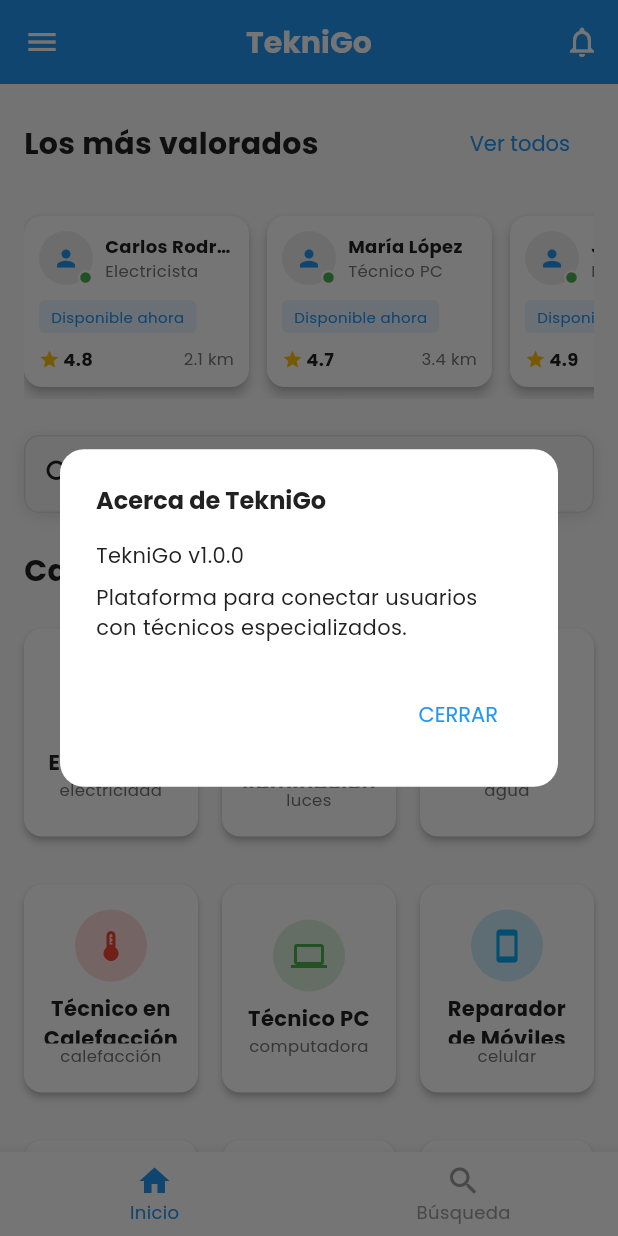
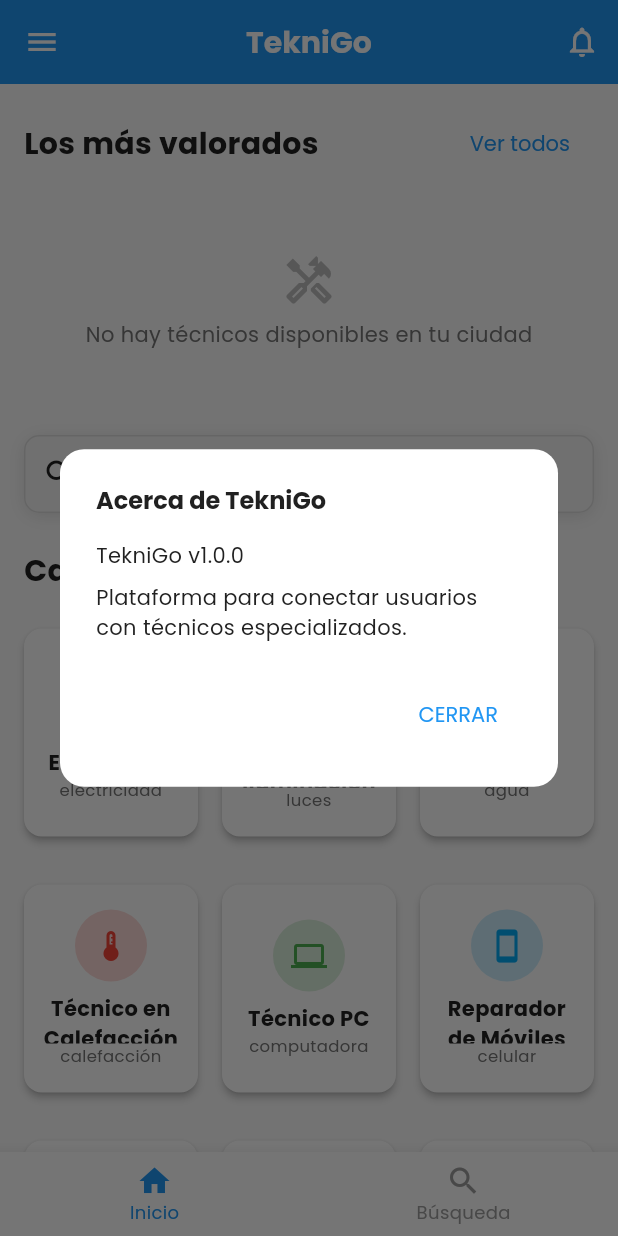
Before and after one commit to aresCharcaC/teknigo, a Flutter app: the screen it shows once a user with an empty profile is signed in, in the side drawer, after a tap on "Acerca de", on a phone screen of 412 x 824 dp. Run offline on Flutter 3.47's test engine with Material 3 defaults, Android fonts, the phone set to English and light mode, and no system bars; our stand-ins replace cached_network_image, cloud_firestore, firebase_auth, firebase_core, firebase_storage, geocoding and 5 more; missing offline and left inert: firebase_app_check; accounts and stored records are empty.

Commit message:
en la ventana main ya se puede visualizar los tecnicos ofreciendo sus servicios

```diff
--- a/lib/data/repositories/technician_repository.dart
+++ b/lib/data/repositories/technician_repository.dart
@@ -120,6 +120,74 @@ class TechnicianRepository {
     } catch (e) {
       print('Error al sincronizar imagen de perfil: $e');
       return false;
+    }
+  }
+
+  Future<List<Map<String, dynamic>>> getTechniciansInCity(
+    String userCity, {
+    int limit = 10,
+  }) async {
+    try {
+      print('Buscando técnicos en ciudad: $userCity');
+
+      // Obtener todos los técnicos con servicios activos
+      final query = _firestore
+          .collection(AppConstants.techniciansCollection)
+          .where('isServicesActive', isEqualTo: true)
+          .limit(30); // Obtenemos más porque luego filtraremos
+
+      final snapshot = await query.get();
+
+      if (snapshot.docs.isEmpty) {
+        print('No se encontraron técnicos con servicios activos');
+        return [];
+      }
+
+      // Lista para almacenar los técnicos con sus datos completos
+      List<Map<String, dynamic>> techniciansWithUserData = [];
+
+      // Para cada técnico, obtenemos sus datos de usuario
+      for (var techDoc in snapshot.docs) {
+        final techId = techDoc.id;
+        final techData = techDoc.data();
+
+        // Obtener datos del usuario correspondiente
+        try {
+          final userDoc =
+              await _firestore
+                  .collection(AppConstants.usersCollection)
+                  .doc(techId) // Mismo ID entre técnico y usuario
+                  .get();
+
+          if (userDoc.exists) {
+            // Combinar datos de técnico y usuario
+            final userData = userDoc.data() ?? {};
+            final combinedData = {...techData, ...userData, 'id': techId};
+
+            // Verificar si la ciudad coincide
+            final techCity = userData['city'];
+            if (techCity != null &&
+                techCity.toString().toLowerCase() == userCity.toLowerCase()) {
+              techniciansWithUserData.add(combinedData);
+            }
+          }
+        } catch (e) {
+          print('Error al obtener datos de usuario para técnico $techId: $e');
+        }
+
+        // Si ya tenemos suficientes técnicos, salimos del bucle
+        if (techniciansWithUserData.length >= limit) {
+          break;
+        }
+      }
+
+      print(
+        'Técnicos encontrados en $userCity: ${techniciansWithUserData.length}',
+      );
+      return techniciansWithUserData;
+    } catch (e) {
+      print('Error al obtener técnicos: $e');
+      return [];
     }
   }
 
--- a/lib/main.dart
+++ b/lib/main.dart
@@ -10,6 +10,7 @@ import 'presentation/view_models/search_view_model.dart';
 import 'presentation/view_models/profile_view_model.dart';
 import 'presentation/view_models/category_view_model.dart';
 import 'presentation/view_models/technician_view_model.dart';
+import 'presentation/view_models/home_view_model.dart';
 import 'presentation/view_models/service_request_view_model.dart';
 import 'presentation/view_models/chat_view_model.dart';
 import 'package:firebase_app_check/firebase_app_check.dart';
@@ -42,6 +43,7 @@ void main() async {
         ChangeNotifierProvider(create: (_) => ServiceRequestViewModel()),
         ChangeNotifierProvider(create: (_) => ChatViewModel()),
         ChangeNotifierProvider(create: (_) => CategoryViewModel()),
+        ChangeNotifierProvider(create: (_) => HomeViewModel()),
         // Agregar más providers a medida que desarrolles nuevas funciones
       ],
       child: const MyApp(),
--- a/lib/presentation/screens/home/home_screen.dart
+++ b/lib/presentation/screens/home/home_screen.dart
@@ -3,6 +3,7 @@ import 'package:provider/provider.dart';
 import '../../../core/constants/app_colors.dart';
 import '../../view_models/auth_view_model.dart';
 import '../../view_models/category_view_model.dart';
+import '../../view_models/home_view_model.dart';
 import '../../widgets/category_grid_item.dart';
 import '../../widgets/technician_card.dart';
 
@@ -16,43 +17,22 @@ class HomeScreen extends StatefulWidget {
 class _HomeScreenState extends State<HomeScreen> {
   final TextEditingController _searchController = TextEditingController();
 
-  // Lista de técnicos mejor valorados (datos simulados)
-  final List<TechnicianItem> _topTechnicians = [
-    TechnicianItem(
-      id: '1',
-      name: 'Carlos Rodríguez',
-      specialty: 'Electricista',
-      rating: 4.8,
-      distance: 2.1,
-    ),
-    TechnicianItem(
-      id: '2',
-      name: 'María López',
-      specialty: 'Técnico PC',
-      rating: 4.7,
-      distance: 3.4,
-    ),
-    TechnicianItem(
-      id: '3',
-      name: 'Juan Pérez',
-      specialty: 'Plomero',
-      rating: 4.9,
-      distance: 1.8,
-    ),
-  ];
-
   @override
   void initState() {
     super.initState();
     _searchController.addListener(_onSearchChanged);
 
-    // Cargar categorías al iniciar
+    // Cargar categorías y técnicos al iniciar
     WidgetsBinding.instance.addPostFrameCallback((_) {
       final categoryViewModel = Provider.of<CategoryViewModel>(
         context,
         listen: false,
       );
       categoryViewModel.loadCategories();
+
+      // Cargar algunos técnicos disponibles
+      final homeViewModel = Provider.of<HomeViewModel>(context, listen: false);
+      homeViewModel.loadLocalTechnicians(); // Cambiar este método
     });
   }
 
@@ -105,15 +85,89 @@ class _HomeScreenState extends State<HomeScreen> {
           const SizedBox(height: 16),
 
           // Lista horizontal de técnicos mejor valorados
-          SizedBox(
+          Consumer<HomeViewModel>(
+            builder: (context, homeViewModel, child) {
+              if (homeViewModel.isLoading) {
+                return SizedBox(
+                  height: 130,
+                  child: Center(
+                    child: CircularProgressIndicator(
+                      color: Theme.of(context).primaryColor,
+                    ),
+                  ),
+                );
+              }
+
+              if (homeViewModel.hasError) {
+                return SizedBox(
+                  height: 130,
+                  child: Center(
+                    child: Column(
+                      mainAxisAlignment: MainAxisAlignment.center,
+                      children: [
+                        Icon(
+                          Icons.error_outline,
+                          size: 36,
+                          color: Colors.red.shade300,
+                        ),
+                        const SizedBox(height: 8),
+                        Text(
+                          'Error al cargar técnicos',
+                          style: TextStyle(color: Colors.red.shade700),
+                        ),
+                      ],
+                    ),
+                  ),
+                );
+              }
+
+              if (homeViewModel.topTechnicians.isEmpty) {
+                return SizedBox(
+                  height: 130,
+                  child: Center(
+                    child: Column(
+                      mainAxisAlignment: MainAxisAlignment.center,
+                      children: [
+                        Icon(
+                          Icons.handyman_outlined,
+                          size: 36,
+                          color: Colors.grey.shade400,
+                        ),
+                        const SizedBox(height: 8),
+                        Text(
+                          'No hay técnicos disponibles en tu ciudad',
+                          style: TextStyle(color: Colors.grey.shade600),
+                        ),
+                      ],
+                    ),
+                  ),
+                );
+              }
+
+              return SizedBox(
                 height: 130, // Altura reducida
                 child: ListView.builder(
                   scrollDirection: Axis.horizontal,
-              itemCount: _topTechnicians.length,
+                  itemCount: homeViewModel.topTechnicians.length,
                   itemBuilder: (context, index) {
-                return TechnicianCard(technician: _topTechnicians[index]);
+                    return TechnicianCard(
+                      technician: homeViewModel.topTechnicians[index],
+                      onTap: () {
+                        // Acción al tocar la tarjeta
+                        ScaffoldMessenger.of(context).showSnackBar(
+                          SnackBar(
+                            content: Text(
+                              'Ver perfil de ${homeViewModel.topTechnicians[index].name}',
+                            ),
+                            behavior: SnackBarBehavior.floating,
+                          ),
+                        );
+                      },
+                    );
                   },
                 ),
+              );
+            },
           ),
 
           const SizedBox(height: 24),
--- a/lib/presentation/widgets/technician_card.dart
+++ b/lib/presentation/widgets/technician_card.dart
@@ -6,18 +6,20 @@ class TechnicianItem {
   final String name;
   final String specialty;
   final double rating;
-  final double distance;
+  final int reviewCount; // Agregamos conteo de reseñas
   final bool available;
   final String? profileImage;
+  final bool isBusinessAccount;
 
   TechnicianItem({
     required this.id,
     required this.name,
     required this.specialty,
     required this.rating,
-    required this.distance,
+    this.reviewCount = 0, // Valor por defecto
     this.available = true,
     this.profileImage,
+    this.isBusinessAccount = false,
   });
 }
 
@@ -33,6 +35,36 @@ class TechnicianCard extends StatelessWidget {
     this.onTap,
     this.onContact,
   }) : super(key: key);
+
+  String _getCategoryNameFromId(String specialty) {
+    // Si la especialidad es un número (ID), lo convertimos a nombre
+    if (RegExp(r'^\d+$').hasMatch(specialty)) {
+      Map<String, String> categoryNames = {
+        '1': 'Electricista',
+        '2': 'Técnico en Iluminación',
+        '3': 'Plomero',
+        '4': 'Técnico en Calefacción',
+        '5': 'Técnico PC',
+        '6': 'Reparador de Móviles',
+        '7': 'Técnico en Redes',
+        '8': 'Refrigeración',
+        '9': 'Técnico en Ventilación',
+        '10': 'Cerrajero',
+        '11': 'Técnico en Alarmas',
+        '12': 'Carpintero',
+        '13': 'Ebanista',
+        '14': 'Albañil',
+        '15': 'Yesero',
+        '16': 'Pintor',
+        '17': 'Jardinero',
+        '18': 'Otros',
+      };
+      return categoryNames[specialty] ?? 'Especialista';
+    }
+
+    // Si no es un número o no está en el mapa, devolvemos tal cual
+    return specialty;
+  }
 
   @override
   Widget build(BuildContext context) {
@@ -196,15 +228,6 @@ class TechnicianCard extends StatelessWidget {
                         ),
                       ],
                     ),
-
-                    // Distancia
-                    Text(
-                      '${technician.distance} km',
-                      style: TextStyle(
-                        color: Colors.grey.shade600,
-                        fontSize: 11,
-                      ),
-                    ),
                   ],
                 ),
               ],
```
Also changed, not shown: lib/presentation/view_models/home_view_model.dart (added, +93 -0 lines). Lines whose indentation alone changed are shown as unchanged.
